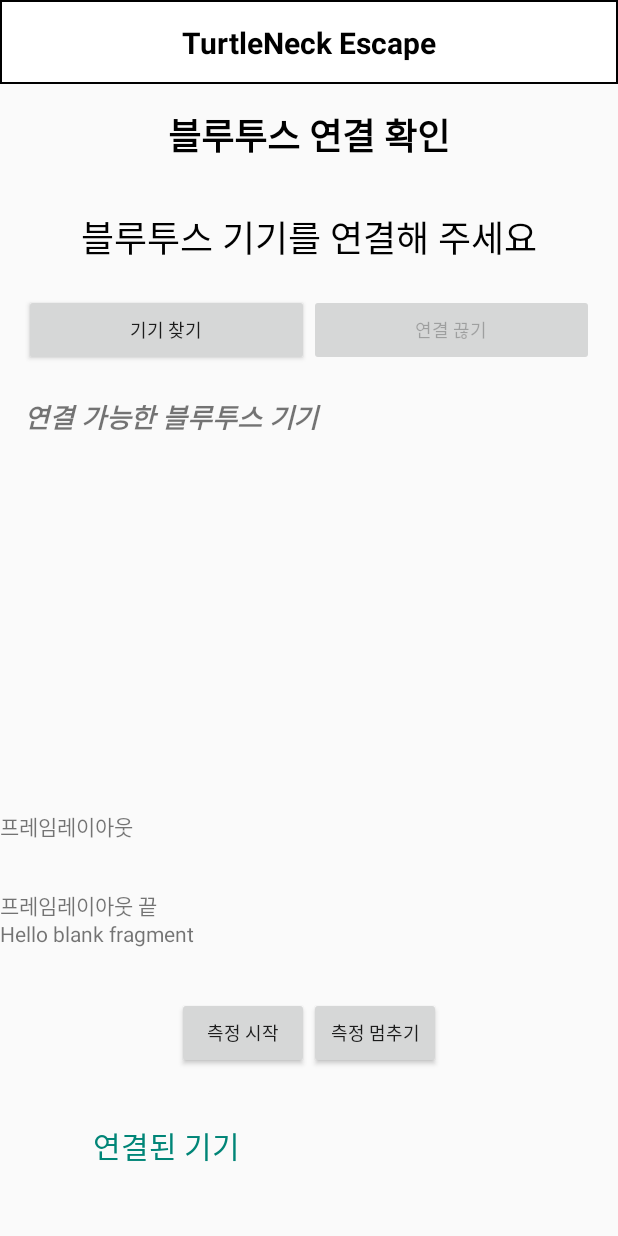
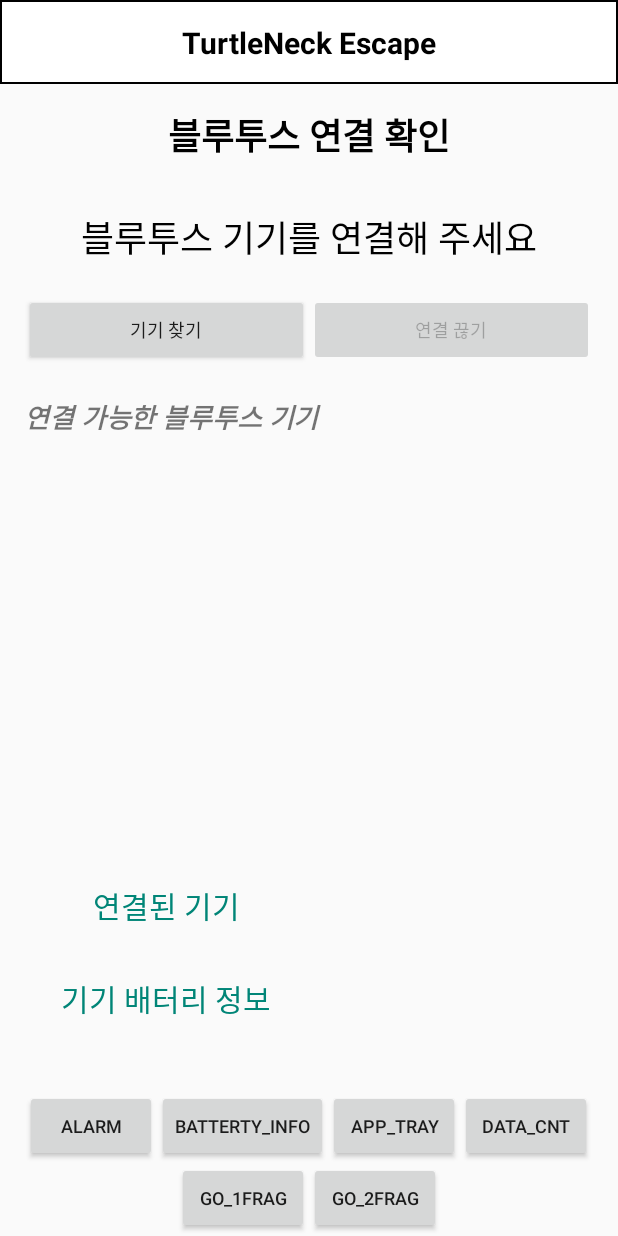
Before and after one commit to mjh2550/TNE, an Android app: the BioStartActivity screen opened directly, with no data from a screen before it, on a phone screen of 412 x 824 dp. Run offline under Robolectric (Android 15) with nearby library versions, the phone set to English and light mode, and no system bars; our stand-ins replace ButterKnife.

Commit message:
[1]프래그먼트 나눠서 서비스 백그라운드 실행 완료

```diff
--- a/app/build.gradle
+++ b/app/build.gradle
@@ -23,7 +23,7 @@ android {
         }
         debug {
             minifyEnabled false
-            proguardFiles getDefaultProguardFile('proguard-android-optimize.txt'), 'proguard-rules.pro'
+            proguardFiles getDefaultProguardFile('proguard-android.txt'), 'proguard-rules.pro'
         }
     }
     // Butterknife requires Java 8.
--- a/app/src/main/java/com/solmi/biobrainexample/process/BioStart1Fragment.java
+++ b/app/src/main/java/com/solmi/biobrainexample/process/BioStart1Fragment.java
@@ -7,6 +7,7 @@ import androidx.fragment.app.Fragment;
 import android.view.LayoutInflater;
 import android.view.View;
 import android.view.ViewGroup;
+import android.widget.Button;
 
 import com.solmi.biobrainexample.R;
 
@@ -24,12 +25,26 @@ public class BioStart1Fragment extends Fragment {
     private static final String ARG_PARAM1 = "param1";
     private static final String ARG_PARAM2 = "param2";
 
+    private static BioStart1Fragment instance;
+
     // TODO: Rename and change types of parameters
     private String mParam1;
     private String mParam2;
 
-    public BioStart1Fragment() {
+    public Button btn_start;
+    public Button btn_stop;
+
+    private BioStart1Fragment() {
         // Required empty public constructor
+    }
+
+    public static BioStart1Fragment getInstance(){
+        if(instance==null){
+            instance = new BioStart1Fragment();
+        }else{
+
+        }
+        return instance;
     }
 
     /**
@@ -57,6 +72,9 @@ public class BioStart1Fragment extends Fragment {
             mParam1 = getArguments().getString(ARG_PARAM1);
             mParam2 = getArguments().getString(ARG_PARAM2);
         }
+
+
+
     }
 
     @Override
@@ -64,6 +82,25 @@ public class BioStart1Fragment extends Fragment {
                              Bundle savedInstanceState) {
 
         // Inflate the layout for this fragment
-        return inflater.inflate(R.layout.frag_bio_start1, container, false);
+        //view 를 그리기 전에 컴포넌트에 접근하지 못함. inflater로 그린 후 접근해준다.
+        View v = inflater.inflate(R.layout.frag_bio_start1, container, false);
+
+        //BiostartActivity의 함수를 실행시킴
+        btn_start = (Button) v.findViewById(R.id.btn_Start);
+        btn_stop = (Button) v.findViewById(R.id.btn_Stop);
+        btn_start.setOnClickListener(new View.OnClickListener(){
+
+            @Override
+            public void onClick(View v) {
+                ((BioStartActivity)BioStartActivity.mContext).onClickStart();
+            }
+        });
+        btn_stop.setOnClickListener(new View.OnClickListener() {
+            @Override
+            public void onClick(View v) {
+                ((BioStartActivity)BioStartActivity.mContext).onClickStop();
+            }
+        });
+        return v;
     }
 }
--- a/app/src/main/java/com/solmi/biobrainexample/process/BioStart2Fragment.java
+++ b/app/src/main/java/com/solmi/biobrainexample/process/BioStart2Fragment.java
@@ -26,8 +26,20 @@ public class BioStart2Fragment extends Fragment {
     private String mParam1;
     private String mParam2;
 
-    public BioStart2Fragment() {
+    public static BioStart2Fragment instance;
+
+    private BioStart2Fragment() {
         // Required empty public constructor
+    }
+
+    public static BioStart2Fragment getInstance(){
+
+        if(instance==null){
+            instance = new BioStart2Fragment();
+        }else{
+
+        }
+        return instance;
     }
 
     /**
--- a/app/src/main/java/com/solmi/biobrainexample/process/BioStartActivity.java
+++ b/app/src/main/java/com/solmi/biobrainexample/process/BioStartActivity.java
@@ -35,6 +35,7 @@ import android.view.View;
 import android.view.ViewGroup;
 import android.widget.AdapterView;
 import android.widget.Button;
+import android.widget.FrameLayout;
 import android.widget.ListView;
 import android.widget.RadioGroup;
 import android.widget.TextView;
@@ -74,6 +75,12 @@ public class BioStartActivity extends AppCompatActivity implements BioStart{
      * 로그 출력을 위한 태그
      */
     private final String TAG = MainActivity.class.getSimpleName();
+
+    /**
+     * CONTEXT를 전역변수화
+     * 모든 화면에서 해당 액티비티 사용 가능하게끔
+     */
+    public static Context mContext;
 
     /**
      * 필요한 권한 요청 상수
@@ -184,6 +191,9 @@ public class BioStartActivity extends AppCompatActivity implements BioStart{
 
     private BroadcastReceiver mReceiver;
 
+    View frameContentView;
+    View linearContentView;
+
 
     @BindView(R.id.tv_log_01)
     protected TextView tv_01;
@@ -193,6 +203,7 @@ public class BioStartActivity extends AppCompatActivity implements BioStart{
     protected TextView tv_03;
     @BindView(R.id.tv_log_04)
     protected TextView tv_04;
+
     @BindView(R.id.tv_log_05)
     protected TextView tv_05;
     @BindView(R.id.tv_log_06)
@@ -202,10 +213,18 @@ public class BioStartActivity extends AppCompatActivity implements BioStart{
     @BindView(R.id.tv_log_08)
     protected TextView tv_08;
 
-    protected Button btn_start;
-    protected Button btn_stop;
+    //protected Button btn_start;
+    //protected Button btn_stop;
 
+    @BindView(R.id.btn_1frag)
+    protected Button btn_1frag;
+
+    @BindView(R.id.btn_2frag)
+    protected Button btn_2frag;
+
+    BioStartFragment bioStartFragment;
     BioStart1Fragment bioStart1Fragment;
+    BioStart2Fragment bioStart2Fragment;
     FragmentManager fm;
     FragmentTransaction ft;
   //  TextView tv_mainTitle;
@@ -238,36 +257,24 @@ public class BioStartActivity extends AppCompatActivity implements BioStart{
         super.onCreate(savedInstanceState);
         setContentView(R.layout.activity_bio_start);
         ButterKnife.bind(this);
+        mContext = this;
+
+        frameContentView = findViewById(R.id.bio_content_layout);
+        linearContentView = findViewById(R.id.bio_content_l_layout);
 
         //TODO:프래그먼트 변수 액티비티에 가져오기
-        //LayoutInflater inflater = getLayoutInflater();
-        //View fview1 = inflater.inflate(R.layout.frag_bio_start1,(ViewGroup) findViewById(R.id.frag_), false);
-
-
-        //getSystemService(Context.LAYOUT_INFLATER_SERVICE)
-
-
         //fragment bind
 
         fm = getSupportFragmentManager();
         //매니져 객체에게 findFragmentById()를 요청하면서 id 전달
-      bioStart1Fragment = (BioStart1Fragment)fm.findFragmentById(R.id.b1f);
-    //  tv_mainTitle =(TextView) bioStart1Fragment.getView().findViewById(R.id.tv_b1f);
-        setFragmentBind(bioStart1Fragment);
 
-        btn_start.setOnClickListener(new View.OnClickListener(){
-
-            @Override
-            public void onClick(View v) {
-                onClickStart();
-            }
-        });
-        btn_stop.setOnClickListener(new View.OnClickListener() {
-            @Override
-            public void onClick(View v) {
-                onClickStop();
-            }
-        });
+        //프래그먼트 싱글톤으로 생성
+        bioStartFragment = BioStartFragment.getInstance();
+        bioStart1Fragment = BioStart1Fragment.getInstance();
+        bioStart2Fragment = BioStart2Fragment.getInstance();
+        setFrag(0);
+       // bioStart1Fragment = (BioStart1Fragment)fm.findFragmentById(R.id.b1f);
+       // setFragmentBind(bioStart1Fragment);
 
         initHandler();
         initComponent();
@@ -287,12 +294,13 @@ public class BioStartActivity extends AppCompatActivity implements BioStart{
     public void setFragmentBind(Fragment fragment){
       //  fm = getSupportFragmentManager();
       //  fragment = (Fragment) fm.findFragmentById(R.id.b1f);
+        /*
         tv_a_log_5 = fragment.getView().findViewById(R.id.tv_f_log_05);
         tv_a_log_6 = fragment.getView().findViewById(R.id.tv_f_log_06);
         tv_a_log_7 = fragment.getView().findViewById(R.id.tv_f_log_07);
-        tv_a_log_8 = fragment.getView().findViewById(R.id.tv_f_log_08);
-        btn_start = fragment.getView().findViewById(R.id.btn_Start);
-        btn_stop = fragment.getView().findViewById(R.id.btn_Stop);
+        tv_a_log_8 = fragment.getView().findViewById(R.id.tv_f_log_08);*/
+        /*btn_start = fragment.getView().findViewById(R.id.btn_Start);
+        btn_stop = fragment.getView().findViewById(R.id.btn_Stop);*/
     }
 
     /**
@@ -459,15 +467,20 @@ public class BioStartActivity extends AppCompatActivity implements BioStart{
                             public void run() {
                                 BatteryInfo batteryInfo = headerPacket.getBatteryInfo();
                                 //String log = String.format("\nRES_BATT_INFO: Max: %.1f Cur: %.1f", batteryInfo.getMaximumVoltage(), batteryInfo.getCurrentVoltage());
-                                float batMax100 =  (batteryInfo.getMaximumVoltage()/batteryInfo.getMaximumVoltage())*100;
-                                float batCur100 =  (batteryInfo.getCurrentVoltage()/batteryInfo.getMaximumVoltage())*100;
-                                String log = String.format("RES_BATT_INFO: Max: %.1f Cur: %.1f"
+                                float batMax = batteryInfo.getMaximumVoltage();
+                                float batCur = batteryInfo.getCurrentVoltage();
+                                float batMax100 =  (batMax/batMax)*100;
+                                float batCur100 =  (batCur/batMax)*100;
+                                /*String log = String.format("RES_BATT_INFO: Max: %.1f Cur: %.1f"
                                             + "\nRES_BATT_INFO100: Max: %.0f Cur: %.2f"
-                                            , batteryInfo.getMaximumVoltage()
-                                            , batteryInfo.getCurrentVoltage()
+                                            , batMax
+                                            , batCur
                                             , batMax100
                                             , batCur100
-                                            );
+                                            );*/
+                                String log = String.format("%.2f",batMax);
+                                        log += String.format("/ %.2f",batCur);
+
 
                                 mTVLogTextView.append(log);
                                 tv_battery.setText(log);
@@ -502,7 +515,6 @@ public class BioStartActivity extends AppCompatActivity implements BioStart{
             public void onParserECG(int[] channels) {
                 mEMGCount++;
                 mEMGBuffer.offer(channels.clone());
-                //tv_05.setText(Integer.toString(mEMGCount));
                 Log.i("datacnt>>>>>", "onParserECG: "+mEMGCount);
             }
 
@@ -510,7 +522,6 @@ public class BioStartActivity extends AppCompatActivity implements BioStart{
             public void onParserACC(int[] channels) {
                 mAccCount++;
                 mAccBuffer.offer(channels.clone());
-                //tv_06.setText(Integer.toString(mAccCount));
                 Log.i("datacnt>>>>>", "mAccCount: "+mAccCount);
             }
 
@@ -518,7 +529,6 @@ public class BioStartActivity extends AppCompatActivity implements BioStart{
             public void onParserGYRO(int[] channels) {
                 mGyroCount++;
                 mGyroBuffer.offer(channels.clone());
-                //tv_07.setText(Integer.toString(mGyroCount));
                 Log.i("datacnt>>>>>", "mGyroCount: "+mGyroCount);
             }
 
@@ -526,7 +536,7 @@ public class BioStartActivity extends AppCompatActivity implements BioStart{
             public void onParserMAGNETO(int[] channels) {
                 mMagnetoCount++;
                 mMagnetoBuffer.offer(channels.clone());
-                //tv_08.setText(Integer.toString(mMagnetoCount));
+
                 Log.i("datacnt>>>>>", "mMagnetoCount: "+mMagnetoCount);
             }
 
@@ -582,7 +592,6 @@ public class BioStartActivity extends AppCompatActivity implements BioStart{
                                 mSGEMGGraph.putValue(value);
                                 tv_01.setText(Float.toString(value));
                                 tv_05.setText(Integer.toString(mEMGCount));
-                                tv_a_log_5.setText(Integer.toString(mEMGCount));
                             }
                         }
 
@@ -595,7 +604,6 @@ public class BioStartActivity extends AppCompatActivity implements BioStart{
                                     valueArray[index] = (channels[index] / 1023f) * 3f;
                                     tv_02.setText(Float.toString(valueArray[index]));
                                     tv_06.setText(Integer.toString(mAccCount));
-                                    tv_a_log_6.setText(Integer.toString(mAccCount));
                                 }
 
                                 mSGAccGraph.putValueArray(valueArray);
@@ -611,7 +619,6 @@ public class BioStartActivity extends AppCompatActivity implements BioStart{
                                     valueArray[index] = (channels[index] / 1023f) * 3f;
                                     tv_03.setText(Float.toString(valueArray[index]));
                                     tv_07.setText(Integer.toString(mGyroCount));
-                                    tv_a_log_7.setText(Integer.toString(mGyroCount));
                                 }
 
                                 mSGGyroGraph.putValueArray(valueArray);
@@ -627,7 +634,6 @@ public class BioStartActivity extends AppCompatActivity implements BioStart{
                                     valueArray[index] = (channels[index] / 1023f) * 3f;
                                     tv_04.setText(Float.toString(valueArray[index]));
                                     tv_08.setText(Integer.toString(mMagnetoCount));
-                                    tv_a_log_8.setText(Integer.toString(mMagnetoCount));
                                     Log.i("<<<TESTMSG>>>", "run: ongoing....");
                                 }
 
@@ -989,8 +995,7 @@ public class BioStartActivity extends AppCompatActivity implements BioStart{
           //탭 클릭 후에도 알림은 사라지지 않음 (연결 종료시에만 사라짐)
           builder.setAutoCancel(false);
 
-          builder.addAction(R.drawable.arrow,"test",blePendingIntent);
-
+          builder.addAction(R.drawable.arrow,"측정페이지로 이동",blePendingIntent);
 
           Notification notification = builder.build();
 
@@ -1025,10 +1030,10 @@ public class BioStartActivity extends AppCompatActivity implements BioStart{
             tv_06.setText("");
             tv_07.setText("");
             tv_08.setText("");
-            tv_a_log_5.setText("");
-            tv_a_log_6.setText("");
-            tv_a_log_7.setText("");
-            tv_a_log_8.setText("");
+       //     tv_a_log_5.setText("");
+       //     tv_a_log_6.setText("");
+       //     tv_a_log_7.setText("");
+       //     tv_a_log_8.setText("");
         }
 
         @OnClick(R.id.btn_battery)
@@ -1046,18 +1051,32 @@ public class BioStartActivity extends AppCompatActivity implements BioStart{
         switch (n)
         {
             case 0:
-                ft.replace(R.id.bio_content_layout,bioStart1Fragment);
+                frameContentView.setVisibility(View.GONE);
+                linearContentView.setVisibility(View.VISIBLE);
+                ft.replace(R.id.bio_content_layout,bioStartFragment);
                 ft.commit();
                 break;
             case 1:
+                frameContentView.setVisibility(View.VISIBLE);
+                linearContentView.setVisibility(View.GONE);
                 ft.replace(R.id.bio_content_layout,bioStart1Fragment);
                 ft.commit();
                 break;
             case 2:
-                ft.replace(R.id.bio_content_layout,bioStart1Fragment);
+                frameContentView.setVisibility(View.VISIBLE);
+                linearContentView.setVisibility(View.GONE);
+                ft.replace(R.id.bio_content_layout,bioStart2Fragment);
                 ft.commit();
                 break;
         }
     }
+        @OnClick(R.id.btn_1frag)
+        public void onClickBtn1Frag(){
+        setFrag(0);
+        }
+        @OnClick(R.id.btn_2frag)
+        public void onClickBtn2Frag(){
+        setFrag(1);
+        }
 
     }
--- /dev/null
+++ b/app/src/main/java/com/solmi/biobrainexample/process/BioStartFragment.java
@@ -0,0 +1,78 @@
+package com.solmi.biobrainexample.process;
+
+import android.os.Bundle;
+
+import androidx.fragment.app.Fragment;
+
+import android.view.LayoutInflater;
+import android.view.View;
+import android.view.ViewGroup;
+
+import com.solmi.biobrainexample.R;
+
+/**
+ * A simple {@link Fragment} subclass.
+ * Use the {@link BioStartFragment#newInstance} factory method to
+ * create an instance of this fragment.
+ */
+public class BioStartFragment extends Fragment {
+
+    public static BioStartFragment instance;
+
+    // TODO: Rename parameter arguments, choose names that match
+    // the fragment initialization parameters, e.g. ARG_ITEM_NUMBER
+    private static final String ARG_PARAM1 = "param1";
+    private static final String ARG_PARAM2 = "param2";
+
+    // TODO: Rename and change types of parameters
+    private String mParam1;
+    private String mParam2;
+
+    private BioStartFragment() {
+        // Required empty public constructor
+    }
+
+    public static BioStartFragment getInstance(){
+
+        if(instance==null){
+            instance = new BioStartFragment();
+        }else{
+
+        }
+        return instance;
+    }
+
+    /**
+     * Use this factory method to create a new instance of
+     * this fragment using the provided parameters.
+     *
+     * @param param1 Parameter 1.
+     * @param param2 Parameter 2.
+     * @return A new instance of fragment BioStartFragment.
+     */
+    // TODO: Rename and change types and number of parameters
+    public static BioStartFragment newInstance(String param1, String param2) {
+        BioStartFragment fragment = new BioStartFragment();
+        Bundle args = new Bundle();
+        args.putString(ARG_PARAM1, param1);
+        args.putString(ARG_PARAM2, param2);
+        fragment.setArguments(args);
+        return fragment;
+    }
+
+    @Override
+    public void onCreate(Bundle savedInstanceState) {
+        super.onCreate(savedInstanceState);
+        if (getArguments() != null) {
+            mParam1 = getArguments().getString(ARG_PARAM1);
+            mParam2 = getArguments().getString(ARG_PARAM2);
+        }
+    }
+
+    @Override
+    public View onCreateView(LayoutInflater inflater, ViewGroup container,
+                             Bundle savedInstanceState) {
+        // Inflate the layout for this fragment
+        return inflater.inflate(R.layout.frag_bio_start, container, false);
+    }
+}
--- a/app/src/main/res/layout/activity_bio_start.xml
+++ b/app/src/main/res/layout/activity_bio_start.xml
@@ -8,17 +8,29 @@
     android:orientation="vertical"
    >
 
+    <!--타이틀 바-->
     <include layout="@layout/titlebar"/>
 
+
+
+    <!--프레임(프래그먼트 교체부분)-->
     <FrameLayout
         android:id="@+id/bio_content_layout"
         android:layout_width="match_parent"
         android:layout_height="wrap_content"
+        android:layout_gravity="center">
+
+
+
+    </FrameLayout>
+
+    <!--1페이지-->
+    <LinearLayout
+        android:id="@+id/bio_content_l_layout"
+            android:layout_width="match_parent"
+            android:layout_height="wrap_content"
+            android:orientation="vertical"
             >
-        <LinearLayout
-            android:layout_width="match_parent"
-            android:layout_height="match_parent"
-            android:orientation="vertical">
         <Space
             android:layout_width="match_parent"
             android:layout_height="@dimen/activity_vertical_margin" />
@@ -114,6 +126,9 @@
 
         </LinearLayout>
 
+        </LinearLayout>
+
+    <!--데이터로그-->
     <LinearLayout
         android:layout_width="match_parent"
         android:layout_height="wrap_content"
@@ -157,34 +172,19 @@
             android:textSize="24dp"
             />
 
+
+
     </LinearLayout>
-
-        <FrameLayout
-            android:layout_width="match_parent"
-            android:layout_height="wrap_content"
-            >
-            <LinearLayout
-                android:layout_width="match_parent"
-                android:layout_height="wrap_content"
-                android:orientation="vertical">
-                <TextView
-                    android:layout_width="match_parent"
-                    android:layout_height="20dp"
-                    android:text="프레임레이아웃"/>
-
     <LinearLayout
         android:layout_width="match_parent"
         android:layout_height="wrap_content"
         android:orientation="horizontal"
-                    android:gravity="center"
-                    >
-
+        android:gravity="center">
         <TextView
             android:id="@+id/tv_log_05"
             android:layout_width="wrap_content"
             android:layout_height="wrap_content"
-                        android:textSize="24dp"
-                        />
+            android:textSize="24dp"/>
         <Space
             android:layout_width="20dp"
             android:layout_height="wrap_content"/>
@@ -192,9 +192,7 @@
             android:id="@+id/tv_log_06"
             android:layout_width="wrap_content"
             android:layout_height="wrap_content"
-                        android:textSize="24dp"
-                        />
-
+            android:textSize="24dp"/>
         <Space
             android:layout_width="20dp"
             android:layout_height="wrap_content"/>
@@ -202,9 +200,7 @@
             android:id="@+id/tv_log_07"
             android:layout_width="wrap_content"
             android:layout_height="wrap_content"
-                        android:textSize="24dp"
-                        />
-
+            android:textSize="24dp"/>
         <Space
             android:layout_width="20dp"
             android:layout_height="wrap_content"/>
@@ -212,24 +208,12 @@
             android:id="@+id/tv_log_08"
             android:layout_width="wrap_content"
             android:layout_height="wrap_content"
-                        android:textSize="24dp"
-                        />
+            android:textSize="24dp"/>
+
 
     </LinearLayout>
-                <TextView
-                    android:layout_width="match_parent"
-                    android:layout_height="20dp"
-                    android:text="프레임레이아웃 끝"/>
-            </LinearLayout>
-        </FrameLayout>
 
-        <fragment
-            android:name="com.solmi.biobrainexample.process.BioStart1Fragment"
-            android:id="@+id/b1f"
-            android:layout_width="match_parent"
-            android:layout_height="120dp"
-            tools:layout="@layout/frag_bio_start1" />
-
+    <!--블루투스 기기정보-->
     <LinearLayout
         android:layout_width="match_parent"
         android:layout_height="wrap_content"
@@ -272,6 +256,7 @@
              android:gravity="bottom" />-->
 
     </LinearLayout>
+
     <LinearLayout
         android:layout_width="match_parent"
         android:layout_height="wrap_content"
@@ -318,11 +303,19 @@
         android:layout_width="match_parent"
         android:layout_height="30dp"/>
 
+    <!--버튼 컨트롤러-->
+    <LinearLayout
+        android:layout_width="match_parent"
+        android:layout_height="wrap_content"
+        android:orientation="vertical"
+        android:layout_gravity="center"
+        >
         <LinearLayout
             android:layout_width="match_parent"
             android:layout_height="wrap_content"
             android:orientation="horizontal"
             android:gravity="center"
+            android:layout_weight="1"
             >
 
             <Button
@@ -352,11 +345,32 @@
                 android:text="data_cnt"
                 android:textSize="12sp" />
 
+
+        </LinearLayout>
+
+        <LinearLayout
+            android:layout_width="match_parent"
+            android:layout_height="wrap_content"
+            android:orientation="horizontal"
+            android:gravity="center"
+            android:layout_weight="1">
+
+            <Button
+                android:id="@+id/btn_1frag"
+                android:layout_width="wrap_content"
+                android:layout_height="wrap_content"
+                android:text="go_1frag"
+                android:textSize="12sp"/>
+            <Button
+                android:id="@+id/btn_2frag"
+                android:layout_width="wrap_content"
+                android:layout_height="wrap_content"
+                android:text="go_2frag"
+                android:textSize="12sp"/>
+
+
         </LinearLayout>
     </LinearLayout>
-    </FrameLayout>
-
-
 
     <!--그래프 가리는 영역-->
     <LinearLayout
```
Also changed, not shown: app/src/main/res/layout/frag_bio_start.xml (added, +10 -0 lines), 1 other file. Lines whose indentation alone changed are shown as unchanged.
